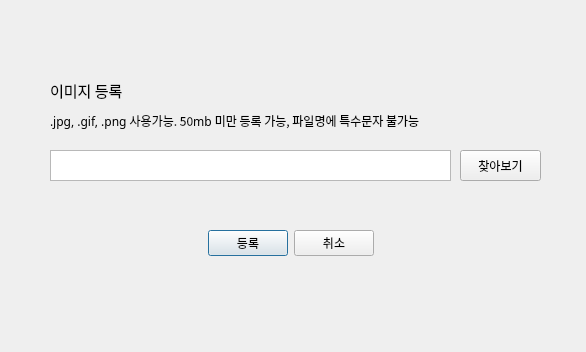
This is add_img.ui in hyeona-jeong/HRIS as Qt 5 draws it before an edit. The edited form follows.
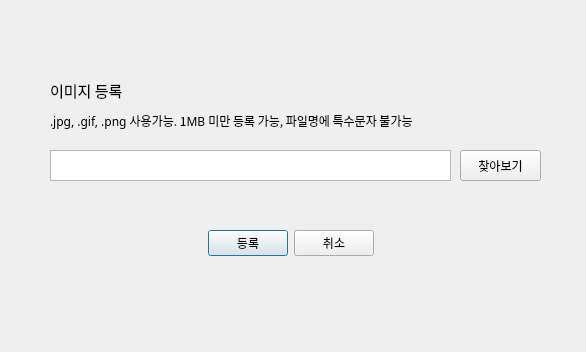
This is the edited form.

Diff of the .ui file:
```diff
--- a/add_img.ui
+++ b/add_img.ui
@@ -73,7 +73,7 @@
     <rect>
      <x>50</x>
      <y>110</y>
-     <width>403</width>
+     <width>495</width>
      <height>21</height>
     </rect>
    </property>
@@ -87,7 +87,7 @@
        </font>
       </property>
       <property name="text">
-       <string>.jpg, .gif, .png 사용가능. 50mb 미만 등록 가능, 파일명에 특수문자 불가능</string>
+       <string>.jpg, .gif, .png 사용가능. 1MB 미만 등록 가능, 파일명에 특수문자 불가능</string>
       </property>
      </widget>
     </item>
@@ -99,7 +99,7 @@
      <x>0</x>
      <y>230</y>
      <width>581</width>
-     <height>31</height>
+     <height>32</height>
     </rect>
    </property>
    <layout class="QHBoxLayout" name="horizontalLayout_3">
```
Left out of the diff: 5 changed lines with no effect on the pictures.
